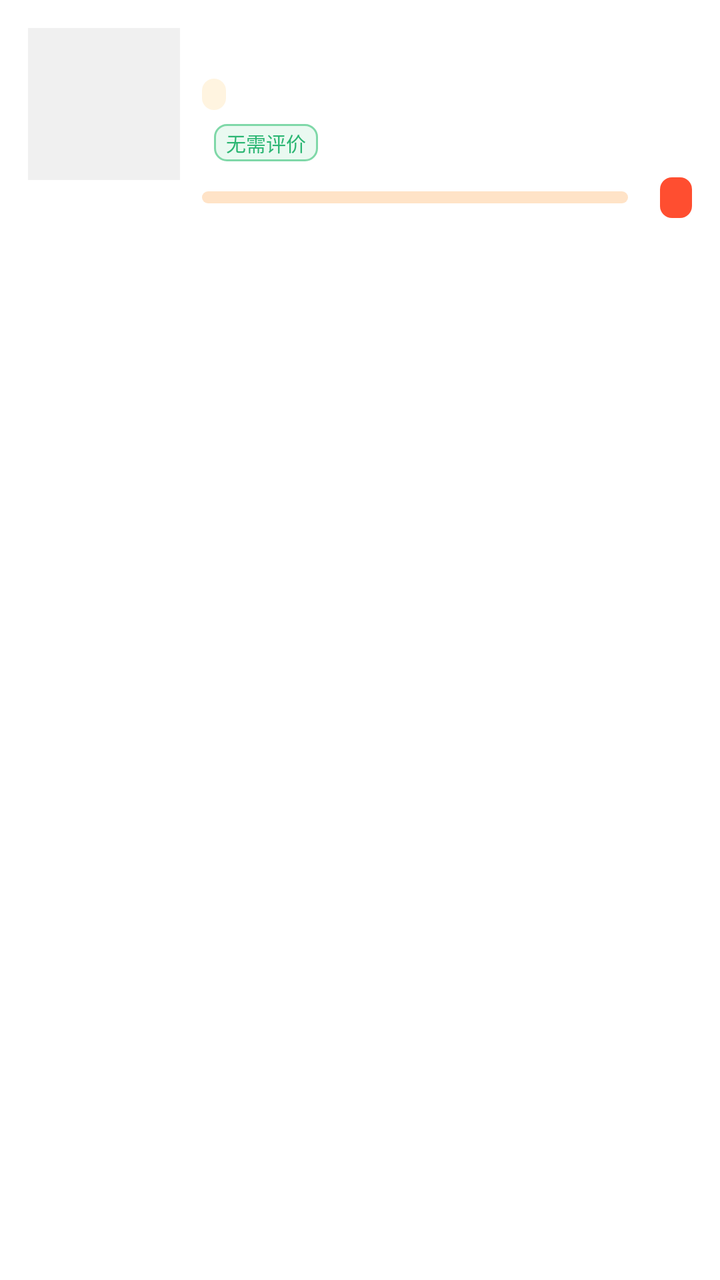
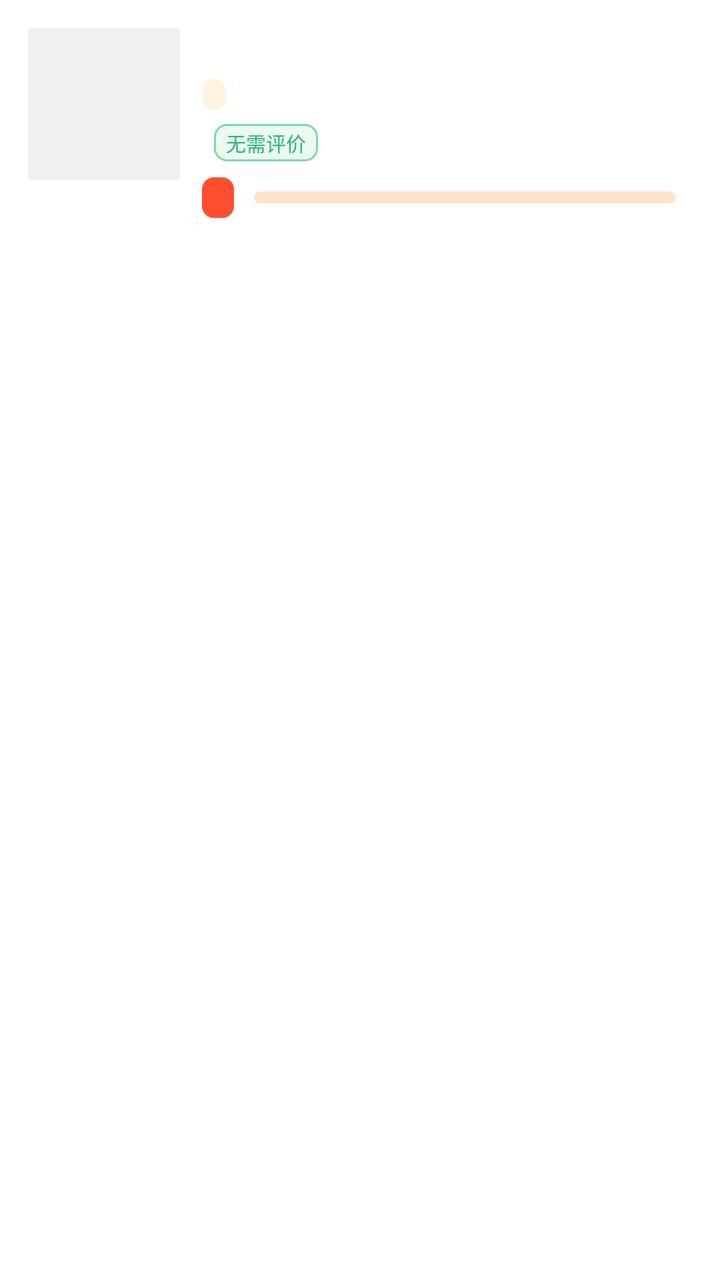

An Android layout rendered at two revisions. The XML below is the earlier revision; the diff shows what the commit changed to produce the second picture.
<!-- AndroidManifest.xml: application theme AppTheme -->
<!-- res/layout/item_card.xml -->
<?xml version="1.0" encoding="utf-8"?>
<LinearLayout xmlns:android="http://schemas.android.com/apk/res/android"
    android:layout_width="match_parent"
    android:layout_height="wrap_content"
    android:layout_marginBottom="10dp"
    android:background="@drawable/bg_card"
    android:orientation="horizontal"
    android:padding="14dp">

    <FrameLayout
        android:layout_width="76dp"
        android:layout_height="76dp">

        <ImageView
            android:id="@+id/ivIcon"
            android:layout_width="match_parent"
            android:layout_height="match_parent"
            android:background="#F0F0F0"
            android:scaleType="centerCrop" />

        <TextView
            android:id="@+id/tvNew"
            android:layout_width="wrap_content"
            android:layout_height="wrap_content"
            android:layout_gravity="top|end"
            android:background="@drawable/bg_badge_new"
            android:paddingLeft="5dp"
            android:paddingRight="5dp"
            android:paddingTop="1dp"
            android:paddingBottom="1dp"
            android:text="NEW"
            android:textColor="#FFFFFF"
            android:textSize="9sp"
            android:textStyle="bold"
            android:visibility="gone" />
    </FrameLayout>

    <LinearLayout
        android:layout_width="0dp"
        android:layout_height="wrap_content"
        android:layout_marginLeft="11dp"
        android:layout_weight="1"
        android:orientation="vertical">

        <LinearLayout
            android:layout_width="match_parent"
            android:layout_height="wrap_content"
            android:orientation="horizontal">

            <TextView
                android:id="@+id/tvName"
                android:layout_width="0dp"
                android:layout_height="wrap_content"
                android:layout_weight="1"
                android:maxLines="2"
                android:textColor="#1A1A1A"
                android:textSize="15sp"
                android:textStyle="bold" />

            <TextView
                android:id="@+id/tvDist"
                android:layout_width="wrap_content"
                android:layout_height="wrap_content"
                android:layout_marginLeft="8dp"
                android:textColor="#9A9A9A"
                android:textSize="11sp" />
        </LinearLayout>

        <LinearLayout
            android:layout_width="match_parent"
            android:layout_height="wrap_content"
            android:layout_marginTop="5dp"
            android:gravity="center_vertical"
            android:orientation="horizontal">

            <TextView
                android:id="@+id/tvPlatform"
                android:layout_width="wrap_content"
                android:layout_height="wrap_content"
                android:background="@drawable/bg_chip_orange"
                android:paddingLeft="6dp"
                android:paddingRight="6dp"
                android:paddingTop="1dp"
                android:paddingBottom="1dp"
                android:textColor="#FF9500"
                android:textSize="10sp" />

            <TextView
                android:id="@+id/tvCount"
                android:layout_width="wrap_content"
                android:layout_height="wrap_content"
                android:layout_marginLeft="8dp"
                android:textColor="#9A9A9A"
                android:textSize="11sp" />

            <TextView
                android:id="@+id/tvTime"
                android:layout_width="wrap_content"
                android:layout_height="wrap_content"
                android:layout_marginLeft="8dp"
                android:textColor="#AAAAAA"
                android:textSize="10sp" />

            <TextView
                android:id="@+id/tvCardNew"
                android:layout_width="wrap_content"
                android:layout_height="wrap_content"
                android:layout_marginLeft="8dp"
                android:background="@drawable/bg_badge_new"
                android:paddingLeft="6dp"
                android:paddingRight="6dp"
                android:paddingTop="1dp"
                android:paddingBottom="1dp"
                android:text="NEW"
                android:textColor="#FFFFFF"
                android:textSize="9sp"
                android:textStyle="bold"
                android:visibility="gone" />
        </LinearLayout>

        <LinearLayout
            android:layout_width="match_parent"
            android:layout_height="wrap_content"
            android:layout_marginTop="7dp"
            android:gravity="center_vertical"
            android:orientation="horizontal">

            <TextView
                android:id="@+id/tvNoReview"
                android:layout_width="wrap_content"
                android:layout_height="wrap_content"
                android:layout_marginLeft="6dp"
                android:background="@drawable/bg_chip_green"
                android:paddingLeft="6dp"
                android:paddingRight="6dp"
                android:paddingTop="2dp"
                android:paddingBottom="2dp"
                android:text="无需评价"
                android:textColor="#2BB673"
                android:textSize="10sp" />

            <TextView
                android:id="@+id/tvExtra"
                android:layout_width="wrap_content"
                android:layout_height="wrap_content"
                android:layout_marginLeft="6dp"
                android:background="@drawable/bg_chip_orange"
                android:paddingLeft="6dp"
                android:paddingRight="6dp"
                android:paddingTop="2dp"
                android:paddingBottom="2dp"
                android:textColor="#FF6D00"
                android:textSize="10sp"
                android:visibility="gone" />
        </LinearLayout>

        <LinearLayout
            android:layout_width="match_parent"
            android:layout_height="wrap_content"
            android:layout_marginTop="8dp"
            android:gravity="center_vertical"
            android:orientation="horizontal">

            <ProgressBar
                android:id="@+id/pbQuota"
                style="?android:attr/progressBarStyleHorizontal"
                android:layout_width="0dp"
                android:layout_height="6dp"
                android:layout_weight="1"
                android:progressDrawable="@drawable/quota_bar" />

            <TextView
                android:id="@+id/tvQuota"
                android:layout_width="wrap_content"
                android:layout_height="wrap_content"
                android:layout_marginLeft="8dp"
                android:textSize="11sp"
                android:textStyle="bold" />

            <TextView
                android:id="@+id/tvRebate"
                android:layout_width="wrap_content"
                android:layout_height="wrap_content"
                android:layout_marginLeft="8dp"
                android:background="@drawable/bg_chip_rebate"
                android:paddingLeft="8dp"
                android:paddingRight="8dp"
                android:paddingTop="2dp"
                android:paddingBottom="2dp"
                android:textColor="#FFFFFF"
                android:textSize="12sp"
                android:textStyle="bold" />
        </LinearLayout>
    </LinearLayout>
</LinearLayout>
<!-- resources referenced by this layout -->
<resources>
  <!-- drawable bg_badge_new (drawable) -->
  <?xml version="1.0" encoding="utf-8"?>
  <shape xmlns:android="http://schemas.android.com/apk/res/android" android:shape="rectangle">
      <solid android:color="#FF3B30" />
      <corners android:radius="4dp" />
  </shape>
  <!-- drawable bg_card (drawable) -->
  <?xml version="1.0" encoding="utf-8"?>
  <shape xmlns:android="http://schemas.android.com/apk/res/android" android:shape="rectangle">
      <solid android:color="#FFFFFF" />
      <corners android:radius="14dp" />
  </shape>
  <!-- drawable bg_chip_green (drawable) -->
  <?xml version="1.0" encoding="utf-8"?>
  <shape xmlns:android="http://schemas.android.com/apk/res/android" android:shape="rectangle">
      <solid android:color="#EAF9F1" />
      <stroke android:width="1dp" android:color="#7FD8A8" />
      <corners android:radius="6dp" />
  </shape>
  <!-- drawable bg_chip_orange (drawable) -->
  <?xml version="1.0" encoding="utf-8"?>
  <shape xmlns:android="http://schemas.android.com/apk/res/android" android:shape="rectangle">
      <solid android:color="#FFF4E0" />
      <corners android:radius="6dp" />
  </shape>
  <!-- drawable bg_chip_rebate (drawable) -->
  <?xml version="1.0" encoding="utf-8"?>
  <shape xmlns:android="http://schemas.android.com/apk/res/android" android:shape="rectangle">
      <solid android:color="#FF4E30" />
      <corners android:radius="6dp" />
  </shape>
  <!-- drawable quota_bar (drawable) -->
  <?xml version="1.0" encoding="utf-8"?>
  <layer-list xmlns:android="http://schemas.android.com/apk/res/android">
      <item android:id="@android:id/background">
          <shape android:shape="rectangle">
              <solid android:color="#FFE3C7" />
              <corners android:radius="3dp" />
          </shape>
      </item>
      <item android:id="@android:id/progress">
          <clip>
              <shape android:shape="rectangle">
                  <gradient android:startColor="#FFA45B" android:endColor="#FF6D00" android:angle="0" />
                  <corners android:radius="3dp" />
              </shape>
          </clip>
      </item>
  </layer-list>
</resources>

<!-- the commit's change to res/layout/item_card.xml (unified diff, before → after) -->
@@ -161,11 +161,25 @@
             android:gravity="center_vertical"
             android:orientation="horizontal">
 
+            <TextView
+                android:id="@+id/tvRebate"
+                android:layout_width="wrap_content"
+                android:layout_height="wrap_content"
+                android:background="@drawable/bg_chip_rebate"
+                android:paddingLeft="8dp"
+                android:paddingRight="8dp"
+                android:paddingTop="2dp"
+                android:paddingBottom="2dp"
+                android:textColor="#FFFFFF"
+                android:textSize="12sp"
+                android:textStyle="bold" />
+
             <ProgressBar
                 android:id="@+id/pbQuota"
                 style="?android:attr/progressBarStyleHorizontal"
                 android:layout_width="0dp"
                 android:layout_height="6dp"
+                android:layout_marginLeft="10dp"
                 android:layout_weight="1"
                 android:progressDrawable="@drawable/quota_bar" />
 
@@ -176,20 +190,6 @@
                 android:layout_marginLeft="8dp"
                 android:textSize="11sp"
                 android:textStyle="bold" />
-
-            <TextView
-                android:id="@+id/tvRebate"
-                android:layout_width="wrap_content"
-                android:layout_height="wrap_content"
-                android:layout_marginLeft="8dp"
-                android:background="@drawable/bg_chip_rebate"
-                android:paddingLeft="8dp"
-                android:paddingRight="8dp"
-                android:paddingTop="2dp"
-                android:paddingBottom="2dp"
-                android:textColor="#FFFFFF"
-                android:textSize="12sp"
-                android:textStyle="bold" />
         </LinearLayout>
     </LinearLayout>
 </LinearLayout>
